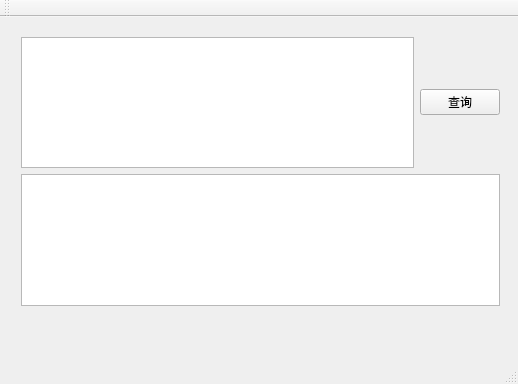
Before: the Qt Designer form mainwindow.ui in LJLCarrien/pingTool, drawn with Qt 5.
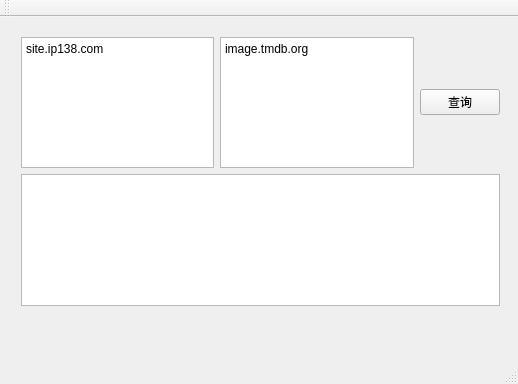
After: the same form once the commit is applied.

The edit to the form file:
```diff
--- a/mainwindow.ui
+++ b/mainwindow.ui
@@ -27,7 +27,18 @@
      <item>
       <layout class="QHBoxLayout" name="horizontalLayout">
        <item>
-        <widget class="QPlainTextEdit" name="inputIP"/>
+        <widget class="QPlainTextEdit" name="inputIP">
+         <property name="plainText">
+          <string>site.ip138.com</string>
+         </property>
+        </widget>
+       </item>
+       <item>
+        <widget class="QPlainTextEdit" name="inputHost">
+         <property name="plainText">
+          <string>image.tmdb.org</string>
+         </property>
+        </widget>
        </item>
        <item>
         <widget class="QPushButton" name="btnCheck">
```
